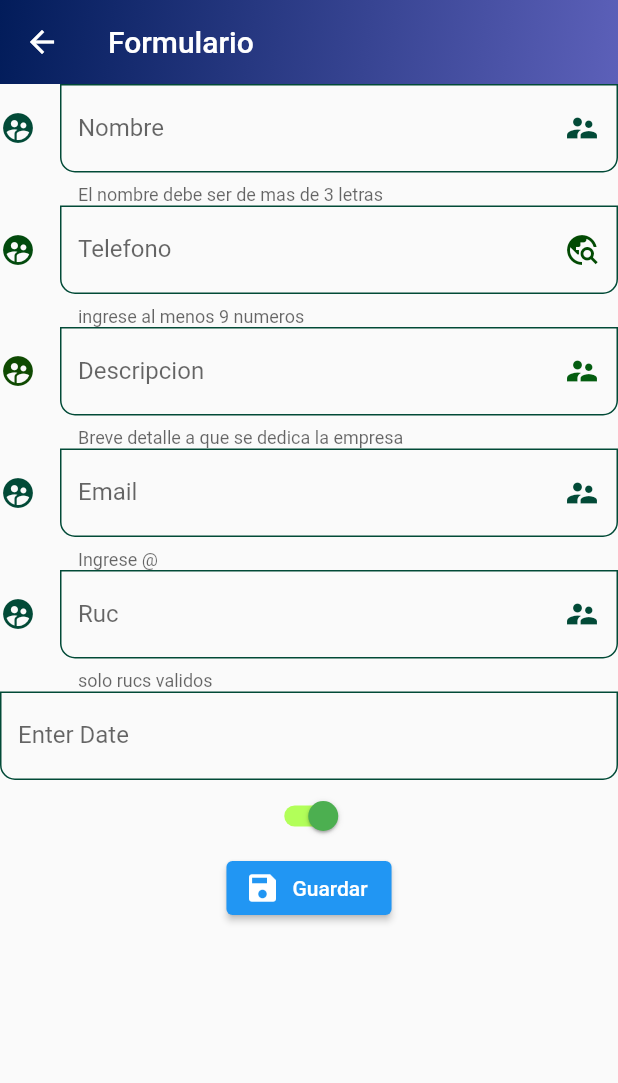
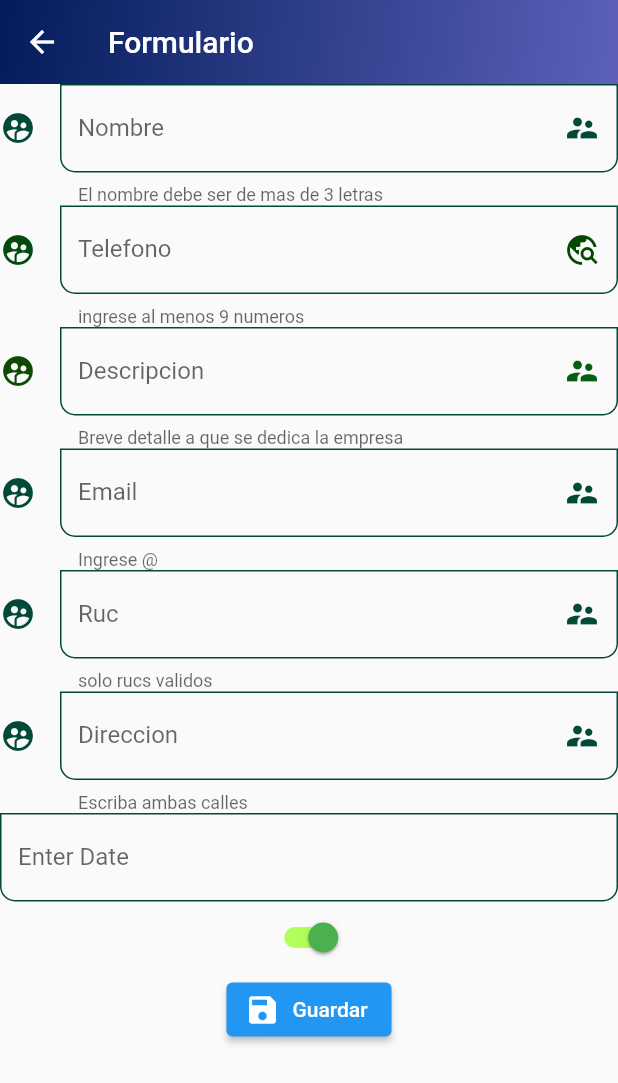
Before and after one commit to Proyecto-Integrador-yavirac/proyectoFlutterEntity, a Flutter app: the CreateEmpresaForm screen opened by its route, on a phone screen of 412 x 824 dp. Shown: the top 1083 px of the screen. Run offline on Flutter 3.47's test engine with Material 2 defaults, Android fonts, the phone set to English and light mode, and no system bars; network calls fail.

Commit message:
direccion

```diff
--- a/grupo_3_b/lib/models/empresa.dart
+++ b/grupo_3_b/lib/models/empresa.dart
@@ -37,6 +37,7 @@ class Empresa {
         telefono: json["telefono"],
         descripcion: json["descripcion"],
         numeroEmpleados: json["numeroEmpleados"],
+        direccion: json["direccion"],
         fechaCreacion: json["fechaCreacion"],
       );
 
--- a/grupo_3_b/lib/screens/empresa_list_screen.dart
+++ b/grupo_3_b/lib/screens/empresa_list_screen.dart
@@ -33,6 +33,7 @@ class EmpresaList extends StatelessWidget {
                 title: Row(
                   children: [
                     const Text("Ruc:"),
+                    Text(empresaProvider.empresas[index].ruc),
                     const SizedBox(
                       width: 100,
                     ),
--- a/grupo_3_b/lib/screens/update_empresa_form_screen.dart
+++ b/grupo_3_b/lib/screens/update_empresa_form_screen.dart
@@ -19,7 +19,7 @@ class UpdateEmpresaForm extends StatelessWidget {
     return Scaffold(
       appBar: AppBar(
           elevation: 0,
-          title: const Text('Formulario'),
+          title: const Text('Formulario edita'),
           flexibleSpace: Container(
             decoration: const BoxDecoration(
               gradient: LinearGradient(
--- a/grupo_3_b/lib/widgets/custom_form.dart
+++ b/grupo_3_b/lib/widgets/custom_form.dart
@@ -107,6 +107,23 @@ class CustomForm extends StatelessWidget {
             keyboardType: TextInputType.text,
             obscureText: false,
           ),
+           CustomInputField(
+            formProperty: 'direccion',
+            formValues: empresaValues,
+            hintText: 'Escriba su direccion:',
+            labelText: 'Direccion',
+            helperText: 'Escriba ambas calles',
+            suffixIcon: const Icon(
+              Icons.supervisor_account,
+              color: AppTheme.primary,
+            ),
+            icon: const Icon(
+              Icons.supervised_user_circle_rounded,
+              color: AppTheme.primary,
+            ),
+            keyboardType: TextInputType.text,
+            obscureText: false,
+          ),
           InputDatePickerField(
             formProperty: 'fechaCreacion',
             formValues: empresaValues,
```
